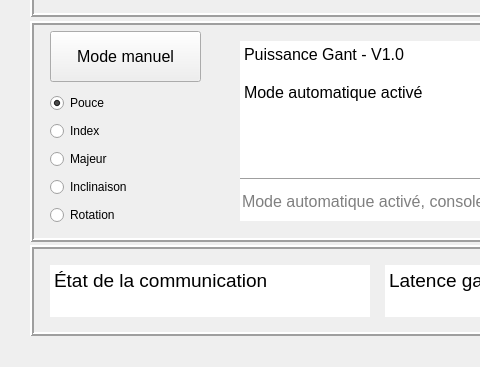
Puissance-Gant/S4-Puissance-Gant, file Puissance Gant/Programmation/Code_Interface/interfacePuissanceGant.ui: the form before one commit; both pictures show x 0 to 480 and y 209 to 576 of the 1024 by 576 pixel window.
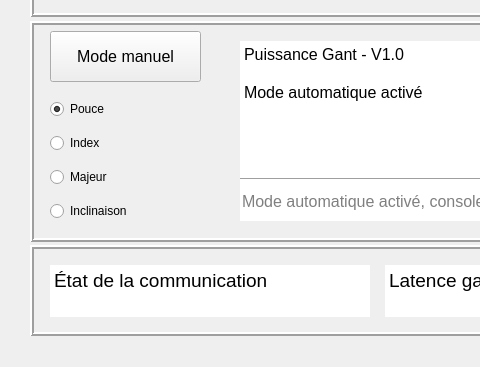
The form after the commit. Icons and pictures are not drawn. Custom widgets are drawn as their Qt base class.

Commit message:
Continuer Interface
Envoyer les commandes de mouvement manuel au serveur MQTT

Continuer les interactions entre l'interface et les messages reçus/envoyés

Interaction du bouton d'arrêt d'urgence et les commandes améliorées

The edit to the form file:
```diff
--- a/Puissance Gant/Programmation/Code_Interface/interfacePuissanceGant.ui
+++ b/Puissance Gant/Programmation/Code_Interface/interfacePuissanceGant.ui
@@ -808,16 +808,6 @@
         </attribute>
        </widget>
       </item>
-      <item>
-       <widget class="QRadioButton" name="Button_ManuelRotation">
-        <property name="text">
-         <string>Rotation</string>
-        </property>
-        <attribute name="buttonGroup">
-         <string notr="true">ButtonGroup_MoteursModeManuel</string>
-        </attribute>
-       </widget>
-      </item>
      </layout>
     </widget>
     <widget class="QLineEdit" name="LineEdit_ConsoleManuel">
```
The commit also changes 5 other files.
